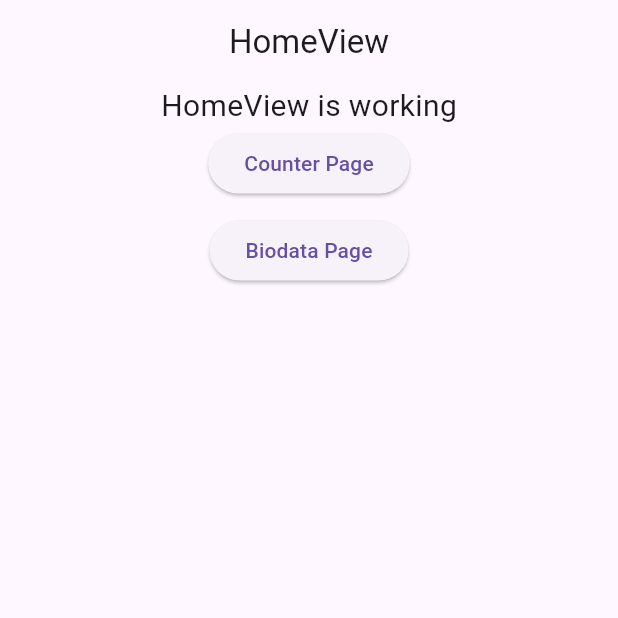
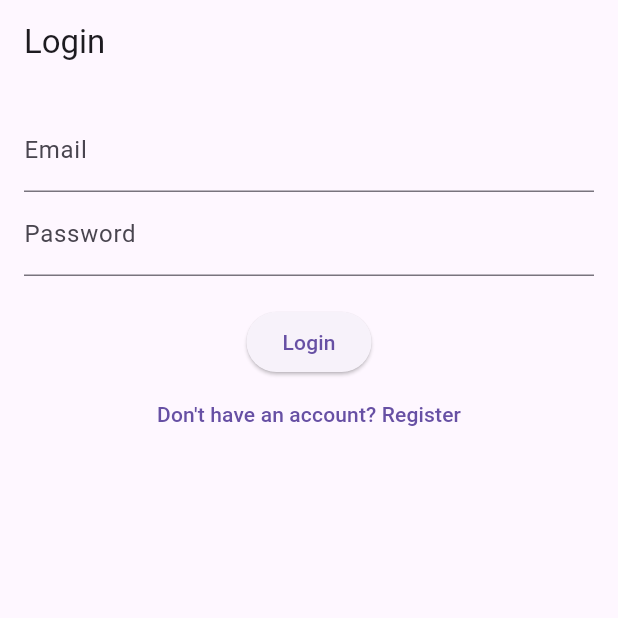
Before and after one commit to Rhafinz/Apps-GetX, a Flutter app: the screen it shows after launch, on a phone screen of 412 x 824 dp, the top half of it. Run offline on Flutter 3.47's test engine with Material 3 defaults, Android fonts, the phone set to English and light mode, and no system bars; our stand-ins replace get, get_storage.

Commit message:
update auth

```diff
--- /dev/null
+++ b/lib/app/middlewares/auth_middleware.dart
@@ -0,0 +1,17 @@
+import 'package:flutter/material.dart';
+import 'package:get/get.dart';
+import 'package:get_storage/get_storage.dart';
+
+class AuthMiddleware extends GetMiddleware {
+  final box = GetStorage();
+
+  @override
+  RouteSettings? redirect(String? route) {
+    final token = box.read('access_token');
+    if (token == null && route != '/login' && route != '/register') {
+      return const RouteSettings(name: '/login');
+    }
+    return null;
+
+  }
+}
--- /dev/null
+++ b/lib/app/modules/login/controllers/login_controller.dart
@@ -0,0 +1,44 @@
+import 'package:flutter/material.dart';
+import 'package:get/get.dart';
+import 'package:get_storage/get_storage.dart';
+import 'package:http/http.dart' as http;
+import 'dart:convert';
+
+import '../../../utils/api.dart';
+
+class LoginController extends GetxController {
+  final box = GetStorage();
+  final emailController = TextEditingController();
+  final passwordController = TextEditingController();
+  var isLoading = false.obs;
+
+  Future<void> login() async {
+    isLoading(true);
+    final url = Uri.parse('${BaseUrl.api}/login');
+    final response = await http.post(
+      url,
+      body: {
+        'email': emailController.text,
+        'password': passwordController.text,
+      },
+    );
+
+    if (response.statusCode == 200) {
+      final data = json.decode(response.body);
+      final token = data['access_token'];
+      box.write('access_token', token);
+      Get.offAllNamed('/home');
+    } else {
+      Get.snackbar('Error', 'Login failed. Please check your credentials.',
+          snackPosition: SnackPosition.BOTTOM);
+    }
+    isLoading(false);
+  }
+
+  @override
+  void onClose() {
+    emailController.dispose();
+    passwordController.dispose();
+    super.onClose();
+  }
+}
--- /dev/null
+++ b/lib/app/modules/login/views/login_view.dart
@@ -0,0 +1,41 @@
+import 'package:flutter/material.dart';
+import 'package:get/get.dart';
+import '../controllers/login_controller.dart';
+
+class LoginView extends GetView<LoginController> {
+  @override
+  Widget build(BuildContext context) {
+    return Scaffold(
+      appBar: AppBar(title: Text('Login')),
+      body: Padding(
+        padding: const EdgeInsets.all(16.0),
+        child: Column(
+          children: [
+            TextField(
+              controller: controller.emailController,
+              decoration: InputDecoration(labelText: 'Email'),
+            ),
+            TextField(
+              controller: controller.passwordController,
+              decoration: InputDecoration(labelText: 'Password'),
+              obscureText: true,
+            ),
+            SizedBox(height: 20),
+            Obx(() => controller.isLoading.value
+                ? CircularProgressIndicator()
+                : ElevatedButton(
+                    onPressed: controller.login,
+                    child: Text('Login'),
+                  )),
+            TextButton(
+              onPressed: () {
+                Get.toNamed('/register');
+              },
+              child: Text('Don\'t have an account? Register'),
+            ),
+          ],
+        ),
+      ),
+    );
+  }
+}
--- a/lib/app/routes/app_routes.dart
+++ b/lib/app/routes/app_routes.dart
@@ -6,6 +6,9 @@ abstract class Routes {
   static const HOME = _Paths.HOME;
   static const COUNTER = _Paths.COUNTER;
   static const BIODATA = _Paths.BIODATA;
+  static const REGISTER = _Paths.REGISTER;
+  static const LOGIN = _Paths.LOGIN;
+  static const PROFILE = _Paths.PROFILE;
 }
 
 abstract class _Paths {
@@ -14,4 +17,7 @@ abstract class _Paths {
   static const COUNTER = '/counter';
   static const BIODATA = '/biodata';
   static const OUTPUT = '/output';
+  static const REGISTER = '/register';
+  static const LOGIN = '/login';
+  static const PROFILE = '/profile';
 }
--- /dev/null
+++ b/lib/app/utils/api.dart
@@ -0,0 +1,3 @@
+class BaseUrl {
+  static String api = 'https://movieapi.smkassalaambandung.sch.id/api';
+}
--- a/lib/main.dart
+++ b/lib/main.dart
@@ -1,10 +1,10 @@
 import 'package:flutter/material.dart';
-
 import 'package:get/get.dart';
-
+import 'package:get_storage/get_storage.dart';
 import 'app/routes/app_pages.dart';
 
-void main() {
+void main() async {
+  await GetStorage.init();
   runApp(
     GetMaterialApp(
       title: "Application",
```
Also changed, not shown: lib/app/modules/login/bindings/login_binding.dart (added, +12 -0 lines), lib/app/modules/profile/bindings/profile_binding.dart (added, +12 -0 lines), lib/app/modules/profile/controllers/profile_controller.dart (added, +41 -0 lines), lib/app/modules/profile/views/profile_view.dart (added, +51 -0 lines), lib/app/modules/register/bindings/register_binding.dart (added, +12 -0 lines), lib/app/modules/register/controllers/register_controller.dart (added, +49 -0 lines), lib/app/modules/register/views/register_view.dart (added, +45 -0 lines), lib/app/routes/app_pages.dart (+26 -1 lines).
